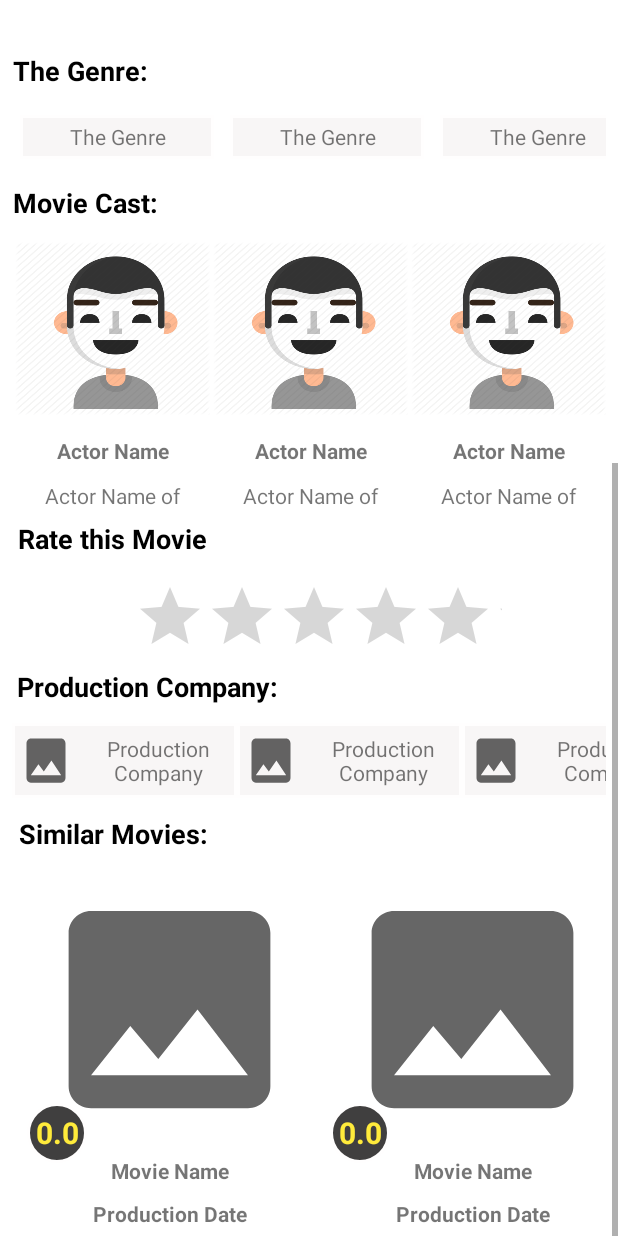
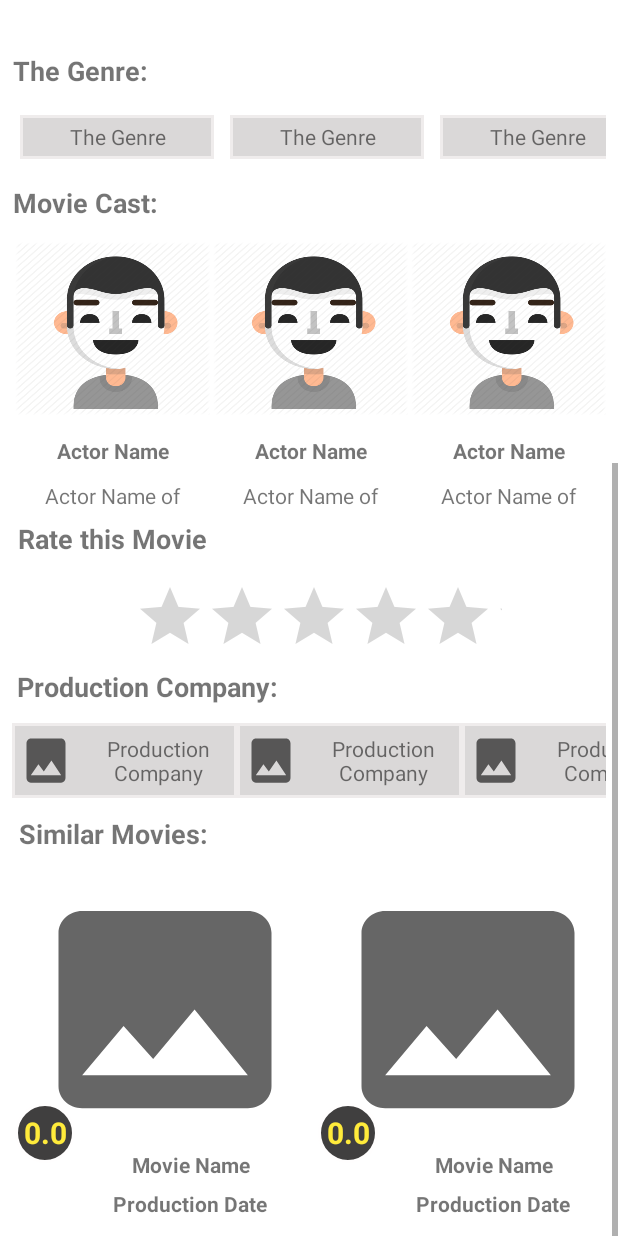
Before and after one commit to AhmedTawfik32/The-Movies-DB-App, an Android app: the layout fragment_movie_overview.xml on its own in the app's theme, with its tools: preview values and no code run, scrolled down 494 dp, on a phone screen of 412 x 824 dp. Run offline under Robolectric (Android 15) with nearby library versions, the light colour scheme and no system bars; network calls fail; Roboto replaces fonts that are not available here.

Commit message:
Second Success Commit

```diff
--- a/app/src/main/java/com/ahmedtawfik/moviesapp/ui/SplashScreenActivity.kt
+++ b/app/src/main/java/com/ahmedtawfik/moviesapp/ui/SplashScreenActivity.kt
@@ -23,7 +23,7 @@ class SplashScreenActivity : BaseActivity() {
             var intent = Intent(this, MainActivity::class.java)
             startActivity(intent)
             finish()
-        }, 1000)
+        }, 1500)
 
     }
 }
--- a/app/src/main/res/drawable/rec_shape.xml
+++ b/app/src/main/res/drawable/rec_shape.xml
@@ -2,7 +2,7 @@
 <shape xmlns:android="http://schemas.android.com/apk/res/android"
     android:shape="rectangle">
 
-    <solid android:color="#F8F6F6" />
+    <solid android:color="#DAD8D8" />
 
     <size
         android:width="100dp"
@@ -10,5 +10,5 @@
 
     <stroke
         android:width="2dp"
-        android:color="#FFFEFE" />
+        android:color="#EFECEC" />
 </shape>
--- a/app/src/main/res/layout/fragment_movie_overview.xml
+++ b/app/src/main/res/layout/fragment_movie_overview.xml
@@ -22,7 +22,6 @@
                 android:layout_marginLeft="10dp"
                 android:layout_marginTop="16dp"
                 android:text="Movie Name"
-                android:textColor="@color/black"
                 android:textSize="24sp"
                 android:textStyle="bold"
                 app:layout_constraintEnd_toEndOf="parent"
@@ -50,7 +49,6 @@
                 android:layout_marginTop="8dp"
                 android:layout_marginBottom="8dp"
                 android:text="Production Date"
-                android:textColor="#5A5A5A"
                 android:textDirection="inherit"
                 android:textSize="18sp"
                 android:textStyle="bold"
--- a/app/src/main/res/layout/fragment_popular_movies.xml
+++ b/app/src/main/res/layout/fragment_popular_movies.xml
@@ -4,6 +4,7 @@
     xmlns:tools="http://schemas.android.com/tools"
     android:layout_width="match_parent"
     android:layout_height="match_parent"
+    android:layout_marginRight="3dp"
     android:visibility="visible"
     tools:context=".ui.popularmovies.PopularMoviesFragment"
     tools:visibility="visible">
--- a/app/src/main/res/layout/item_list_movie.xml
+++ b/app/src/main/res/layout/item_list_movie.xml
@@ -3,16 +3,15 @@
     xmlns:app="http://schemas.android.com/apk/res-auto"
     xmlns:tools="http://schemas.android.com/tools"
     android:id="@+id/linearLayout"
-    android:layout_width="190dp"
-    android:layout_height="250dp"
-    android:layout_marginLeft="10dp"
-    android:layout_marginRight="2dp">
+    android:layout_width="200dp"
+    android:layout_height="wrap_content"
+    android:layout_marginLeft="2dp"
+    android:layout_marginBottom="2dp">
 
     <TextView
         android:id="@+id/tv_movieName"
-        android:layout_width="match_parent"
-        android:layout_height="33dp"
-        android:layout_marginTop="3dp"
+        android:layout_width="160dp"
+        android:layout_height="32dp"
         android:foregroundGravity="center"
         android:gravity="center|clip_vertical|center_horizontal"
         android:lines="2"
@@ -41,15 +40,15 @@
 
     <TextView
         android:id="@+id/tv_productionDate"
-        android:layout_width="match_parent"
-        android:layout_height="23dp"
+        android:layout_width="159dp"
+        android:layout_height="20dp"
         android:gravity="center|clip_vertical|center_horizontal"
         android:text="Production Date"
         android:textSize="14sp"
         android:textStyle="bold"
         app:layout_constraintBottom_toBottomOf="parent"
         app:layout_constraintEnd_toEndOf="parent"
-        app:layout_constraintHorizontal_bias="0.583"
+        app:layout_constraintHorizontal_bias="0.909"
         app:layout_constraintStart_toStartOf="parent"
         app:layout_constraintTop_toBottomOf="@+id/tv_movieName"
         app:layout_constraintVertical_bias="0.0" />
--- a/app/src/main/res/values/themes.xml
+++ b/app/src/main/res/values/themes.xml
@@ -15,7 +15,6 @@
     </style>
 
     <style name="StyleForTitles">
-        <item name="android:textColor">@color/black</item>
         <item name="android:padding">4dp</item>
         <item name="android:layout_margin">4dp</item>
         <item name="android:textSize">18sp</item>
```
